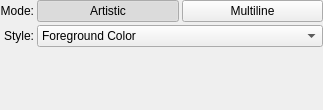
This is plugins/tools/tool_text/wdgtextoptions.ui in KDE/krita as Qt 5 draws it before an edit. The edited form follows.
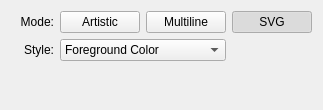
This is the edited form.

```diff
--- a/plugins/tools/tool_text/wdgtextoptions.ui
+++ b/plugins/tools/tool_text/wdgtextoptions.ui
@@ -13,48 +13,7 @@
   <property name="windowTitle">
    <string>Text Options</string>
   </property>
-  <layout class="QVBoxLayout" name="verticalLayout">
-   <property name="leftMargin">
-    <number>0</number>
-   </property>
-   <property name="topMargin">
-    <number>0</number>
-   </property>
-   <property name="rightMargin">
-    <number>0</number>
-   </property>
-   <property name="bottomMargin">
-    <number>0</number>
-   </property>
-   <item>
-    <layout class="QGridLayout" name="gridLayout" columnstretch="0,1,1">
-     <property name="spacing">
-      <number>3</number>
-     </property>
-     <item row="2" column="1" colspan="2">
-      <widget class="QComboBox" name="cmbStyle">
-       <item>
-        <property name="text">
-         <string>Foreground Color</string>
-        </property>
-       </item>
-       <item>
-        <property name="text">
-         <string>Background Color</string>
-        </property>
-       </item>
-       <item>
-        <property name="text">
-         <string>Pattern</string>
-        </property>
-       </item>
-       <item>
-        <property name="text">
-         <string>Gradient</string>
-        </property>
-       </item>
-      </widget>
-     </item>
+  <layout class="QGridLayout" name="gridLayout">
      <item row="0" column="0">
       <widget class="QLabel" name="labelMode">
        <property name="text">
@@ -65,16 +24,6 @@
        </property>
       </widget>
      </item>
-     <item row="2" column="0">
-      <widget class="QLabel" name="labelStyle">
-       <property name="text">
-        <string>Style:</string>
-       </property>
-       <property name="alignment">
-        <set>Qt::AlignRight|Qt::AlignTrailing|Qt::AlignVCenter</set>
-       </property>
-      </widget>
-     </item>
      <item row="0" column="1">
       <widget class="QPushButton" name="buttonArtistic">
        <property name="text">
@@ -84,7 +33,7 @@
         <bool>true</bool>
        </property>
        <property name="checked">
-        <bool>true</bool>
+      <bool>false</bool>
        </property>
        <property name="flat">
         <bool>false</bool>
@@ -104,10 +53,55 @@
        </property>
       </widget>
      </item>
-    </layout>
+   <item row="0" column="3">
+    <widget class="QPushButton" name="buttonSVG">
+     <property name="text">
+      <string>SVG</string>
+     </property>
+     <property name="checkable">
+      <bool>true</bool>
+     </property>
+     <property name="checked">
+      <bool>true</bool>
+     </property>
+    </widget>
    </item>
+   <item row="1" column="0">
+    <widget class="QLabel" name="labelStyle">
+     <property name="text">
+      <string>Style:</string>
+     </property>
+     <property name="alignment">
+      <set>Qt::AlignRight|Qt::AlignTrailing|Qt::AlignVCenter</set>
+     </property>
+    </widget>
+   </item>
+   <item row="1" column="1" colspan="2">
+    <widget class="QComboBox" name="cmbStyle">
    <item>
-    <widget class="QWidget" name="SpecialSpacer"/>
+      <property name="text">
+       <string>Foreground Color</string>
+      </property>
+     </item>
+     <item>
+      <property name="text">
+       <string>Background Color</string>
+      </property>
+     </item>
+     <item>
+      <property name="text">
+       <string>Pattern</string>
+      </property>
+     </item>
+     <item>
+      <property name="text">
+       <string>Gradient</string>
+      </property>
+     </item>
+    </widget>
+   </item>
+   <item row="2" column="0" colspan="4">
+    <widget class="QWidget" name="SpecialSpacer" native="true"/>
    </item>
   </layout>
  </widget>
```
Lines whose indentation alone changed are shown as unchanged.
